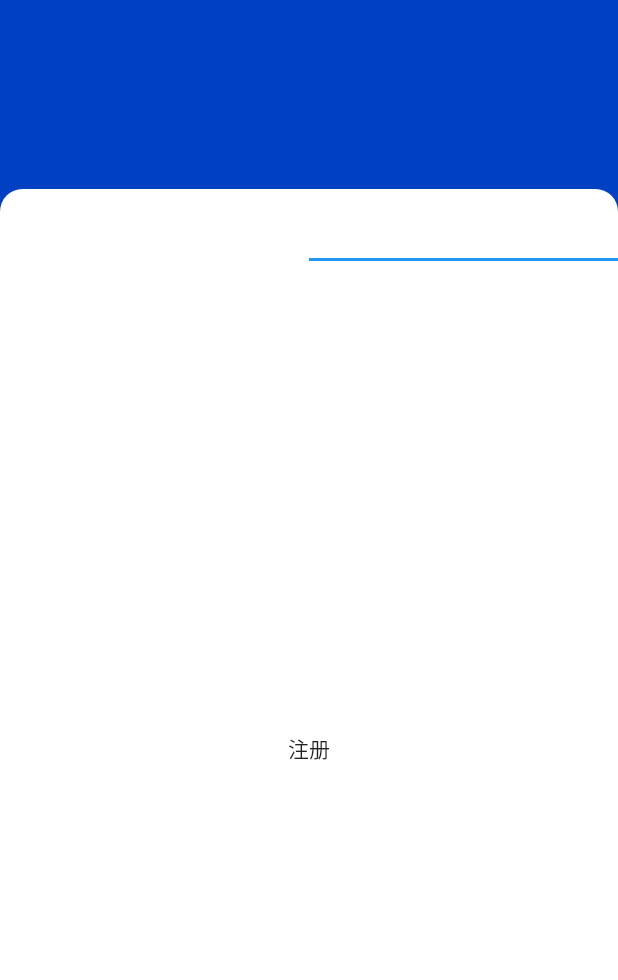
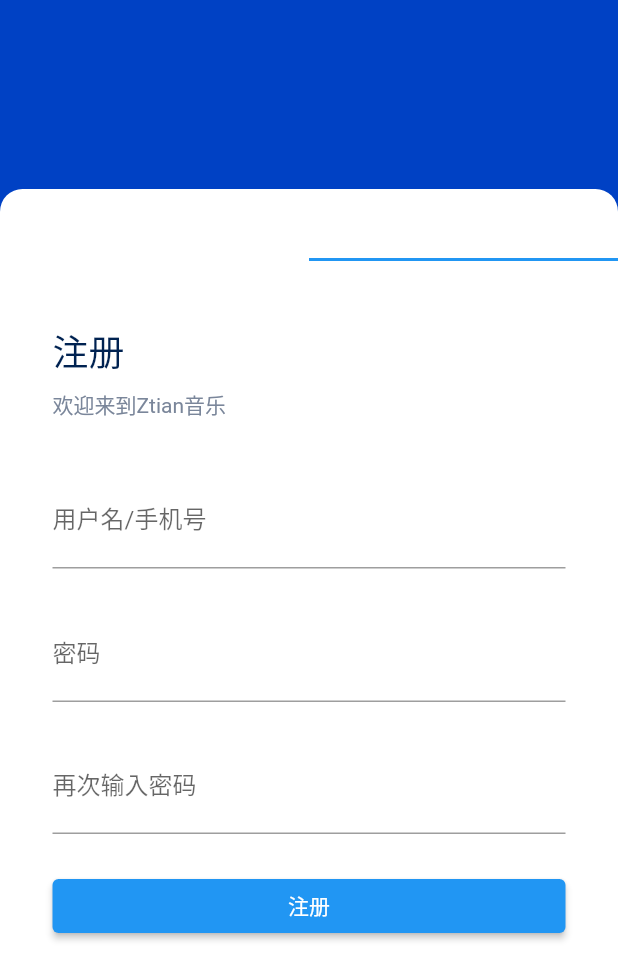
Before and after one commit to biubiiubiu/ztian-music-app, a Flutter app: the LoginPage screen opened by its route, tab 2 chosen, on a phone screen of 412 x 824 dp. Shown: the top 980 px of the screen. Run offline on Flutter 3.47's test engine with Material 2 defaults, Android fonts, the phone set to English and light mode, and no system bars; our stand-ins replace flutter_svg.

Commit message:
feat: 注册界面UI

```diff
--- a/lib/pages/login/login_page.dart
+++ b/lib/pages/login/login_page.dart
@@ -1,5 +1,6 @@
 import 'package:flutter/material.dart';
 import 'package:ztian_music_app/pages/login/login_form.dart';
+import 'package:ztian_music_app/pages/login/registry_form.dart';
 import 'package:ztian_music_app/theme.dart';
 
 class LoginPage extends StatefulWidget {
@@ -42,9 +43,7 @@ class _LoginPageState extends State<LoginPage> with TickerProviderStateMixin {
                   controller: _tabController,
                   children: const <Widget>[
                     LoginForm(),
-                    Center(
-                      child: Text("注册"),
-                    )
+                    RegistryForm()
                   ],
                 ),
               )
--- /dev/null
+++ b/lib/pages/login/registry_form.dart
@@ -0,0 +1,105 @@
+import 'package:flutter/material.dart';
+import 'package:ztian_music_app/theme.dart';
+
+class RegistryForm extends StatefulWidget {
+  const RegistryForm({Key? key}) : super(key: key);
+  @override
+  State<RegistryForm> createState() => _registryFormState();
+}
+
+class _registryFormState extends State<RegistryForm> {
+
+
+  @override
+  Widget build(BuildContext context) {
+    return Container(
+      padding: const EdgeInsets.only(
+          left: 35,
+          top: 42,
+          right: 35
+      ),
+      child: Column(
+        crossAxisAlignment: CrossAxisAlignment.start,
+        children: <Widget>[
+          const Text(
+            "注册",
+            style: TextStyle(
+                fontSize: 24,
+                color: Color(0xFF002251),
+                letterSpacing: 0,
+                fontWeight: FontWeight.w500
+            ),
+          ),
+          const SizedBox(height: 7),
+
+          const Text(
+            "欢迎来到Ztian音乐",
+            style: TextStyle(
+                fontSize: 14,
+                color: Color(0xFF7A869A),
+                letterSpacing: 0,
+                fontWeight: FontWeight.w400
+            ),
+          ),
+          const SizedBox(height: 35,),
+
+          TextFormField(
+            decoration: const InputDecoration(
+              hintText: '请输入用户名/手机号',
+              labelText: '用户名/手机号',
+            ),
+            onSaved: (String? value) {
+              // This optional block of code can be used to run
+              // code when the user saves the form.
+            },
+            validator: (String? value) {
+              return (value != null && value.contains('@')) ? 'Do not use the @ char.' : null;
+            },
+          ),
+          const SizedBox(height: 25,),
+
+          TextFormField(
+            decoration: const InputDecoration(
+              hintText: '请输入密码',
+              labelText: '密码',
+            ),
+            onSaved: (String? value) {
+              // This optional block of code can be used to run
+              // code when the user saves the form.
+            },
+            validator: (String? value) {
+              return (value != null && value.contains('@')) ? 'Do not use the @ char.' : null;
+            },
+          ),
+          const SizedBox(height: 24),
+
+          TextFormField(
+            decoration: const InputDecoration(
+              hintText: '请再次输入密码',
+              labelText: '再次输入密码',
+            ),
+            onSaved: (String? value) {
+              // This optional block of code can be used to run
+              // code when the user saves the form.
+            },
+            validator: (String? value) {
+              return (value != null && value.contains('@')) ? 'Do not use the @ char.' : null;
+            },
+          ),
+          const SizedBox(height: 24),
+
+          FractionallySizedBox(
+            widthFactor: 1,
+            child: ElevatedButton(
+              onPressed: () {
+                Navigator.pushNamed(context, '/login');
+              },
+              child: const Text("注册"),
+            ),
+          ),
+          const SizedBox(height: 129),
+        ],
+      ),
+    );
+  }
+}
```
